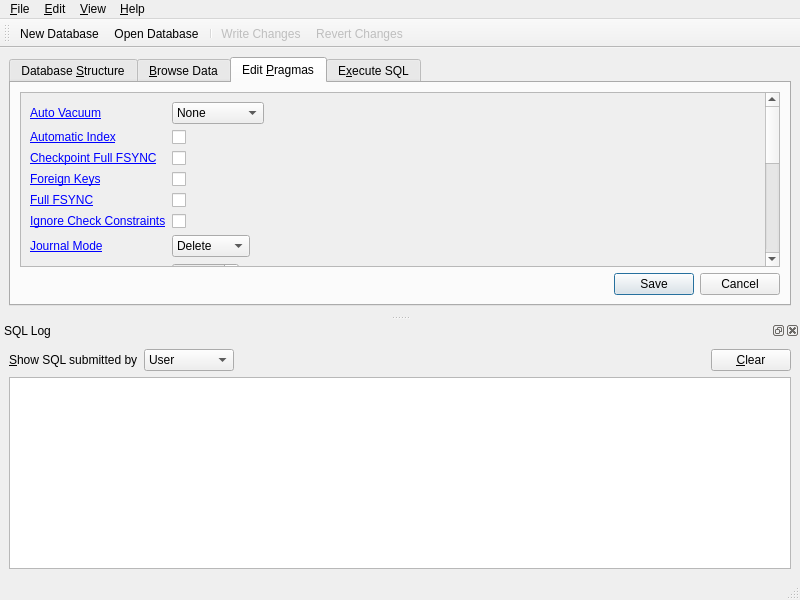
First picture: the form in src/MainWindow.ui, repository sqlitebrowser/sqlitebrowser, before the edit.
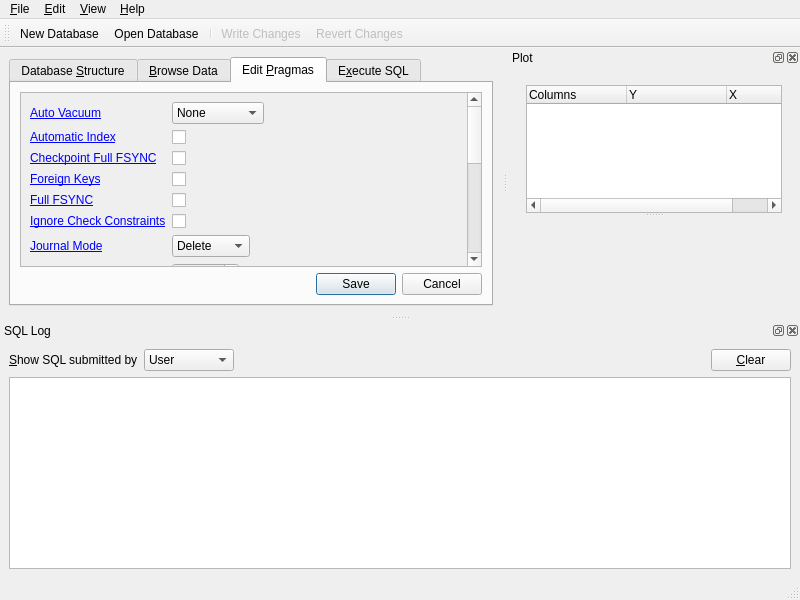
Second picture: the form after the edit. The open tabs and pages were chosen to show the change. Icons and pictures are not drawn. Custom widgets are drawn as their Qt base class.

Diff of the .ui file:
```diff
--- a/src/MainWindow.ui
+++ b/src/MainWindow.ui
@@ -275,7 +275,7 @@
             <rect>
              <x>0</x>
              <y>0</y>
-             <width>296</width>
+             <width>452</width>
              <height>494</height>
             </rect>
            </property>
@@ -938,6 +938,71 @@
     </layout>
    </widget>
   </widget>
+  <widget class="QDockWidget" name="dockPlot">
+   <property name="features">
+    <set>QDockWidget::AllDockWidgetFeatures</set>
+   </property>
+   <property name="windowTitle">
+    <string>Plot</string>
+   </property>
+   <attribute name="dockWidgetArea">
+    <number>2</number>
+   </attribute>
+   <widget class="QWidget" name="dockWidgetContents_2">
+    <layout class="QVBoxLayout" name="verticalLayout_6">
+     <item>
+      <widget class="QWidget" name="widget_2" native="true">
+       <layout class="QVBoxLayout" name="verticalLayout_8">
+        <item>
+         <widget class="QSplitter" name="splitterForPlot">
+          <property name="orientation">
+           <enum>Qt::Vertical</enum>
+          </property>
+          <widget class="QTreeWidget" name="treePlotColumns">
+           <property name="sizePolicy">
+            <sizepolicy hsizetype="Expanding" vsizetype="Preferred">
+             <horstretch>0</horstretch>
+             <verstretch>2</verstretch>
+            </sizepolicy>
+           </property>
+           <property name="columnCount">
+            <number>3</number>
+           </property>
+           <attribute name="headerDefaultSectionSize">
+            <number>100</number>
+           </attribute>
+           <column>
+            <property name="text">
+             <string>Columns</string>
+            </property>
+           </column>
+           <column>
+            <property name="text">
+             <string>Y</string>
+            </property>
+           </column>
+           <column>
+            <property name="text">
+             <string>X</string>
+            </property>
+           </column>
+          </widget>
+          <widget class="QCustomPlot" name="plotWidget" native="true">
+           <property name="sizePolicy">
+            <sizepolicy hsizetype="Preferred" vsizetype="Expanding">
+             <horstretch>0</horstretch>
+             <verstretch>8</verstretch>
+            </sizepolicy>
+           </property>
+          </widget>
+         </widget>
+        </item>
+       </layout>
+      </widget>
+     </item>
+    </layout>
+   </widget>
+  </widget>
   <action name="fileNewAction">
    <property name="icon">
     <iconset resource="icons/icons.qrc">
@@ -1291,6 +1356,12 @@
    <extends>QTableWidget</extends>
    <header>ExtendedTableWidget.h</header>
   </customwidget>
+  <customwidget>
+   <class>QCustomPlot</class>
+   <extends>QWidget</extends>
+   <header>libs/qcustomplot-source/qcustomplot.h</header>
+   <container>1</container>
+  </customwidget>
  </customwidgets>
  <tabstops>
   <tabstop>dbTreeWidget</tabstop>
```
Left out of the diff: 8 changed lines with no effect on the pictures.
